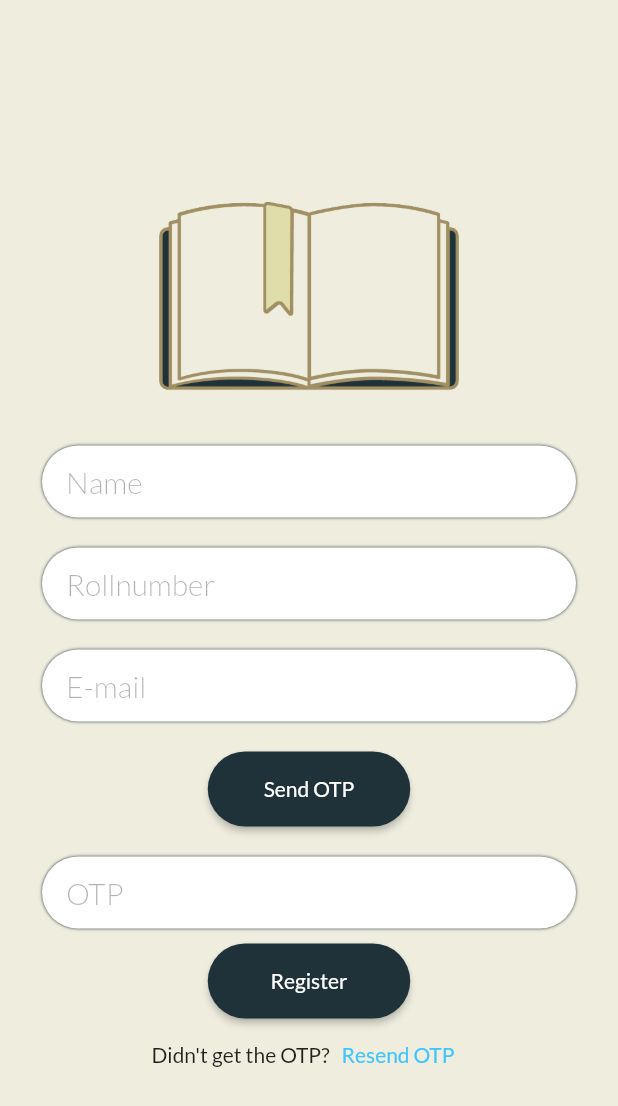
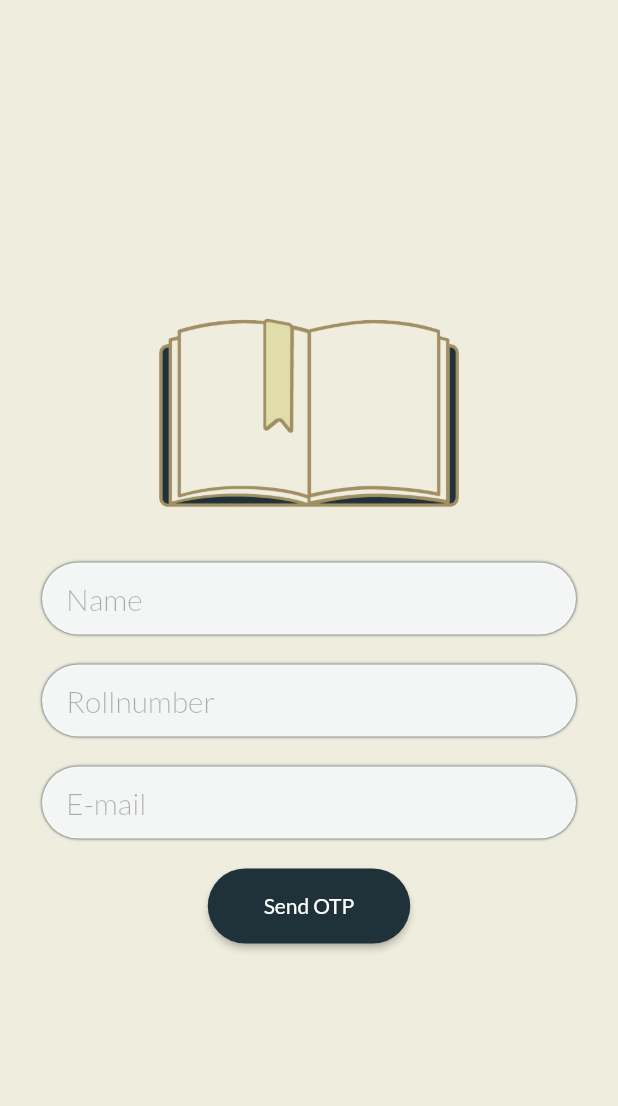
Before and after one commit to TheLameOne/timetable, a Flutter app: the screen it shows after launch, on a phone screen of 412 x 824 dp. Shown: the top 1106 px of the screen. Run offline on Flutter 3.47's test engine with Material 2 defaults, Android fonts, the phone set to English and light mode, and no system bars; our stand-ins replace google_fonts.

```diff
--- a/lib/custom/textfield.dart
+++ b/lib/custom/textfield.dart
@@ -51,7 +51,7 @@ class CustomTextField extends StatelessWidget {
               )
             : BoxDecoration(
                 borderRadius: BorderRadius.circular(32),
-                color: Colors.white,
+                color: Color.fromARGB(242, 255, 255, 255),
                 boxShadow: [
                     BoxShadow(
                       color: Styles.COLOR3,
--- a/lib/pages/LoginPage.dart
+++ b/lib/pages/LoginPage.dart
@@ -75,7 +75,10 @@ class _LoginPageState extends State<LoginPage> {
                   },
                   child: Text(
                     "Sign Up",
-                    style: TextStyle(color: Colors.lightBlueAccent),
+                    style: TextStyle(
+                      color: Colors.lightBlueAccent,
+                      //decoration: TextDecoration.underline
+                    ),
                   ),
                 )
               ]),
--- a/lib/pages/RegisterPage.dart
+++ b/lib/pages/RegisterPage.dart
@@ -13,6 +13,7 @@ class RegisterPage extends StatefulWidget {
 }
 
 class _RegisterPage extends State<RegisterPage> {
+  bool show = false;
   @override
   Widget build(BuildContext context) {
     return Scaffold(
@@ -62,7 +63,18 @@ class _RegisterPage extends State<RegisterPage> {
               SizedBox(
                 height: 20,
               ),
-              CustomButton(text: "Send OTP", onPressed: () {}),
+              CustomButton(
+                  text: "Send OTP",
+                  onPressed: () {
+                    // showDialog(
+                    //     context: context,
+                    //     builder: (BuildContext context) => AlertDialog(
+                    //           title: Text("Harsh"),
+                    //         ));
+                    setState(() {
+                      show = true;
+                    });
+                  }),
               SizedBox(
                 height: 20,
               ),
@@ -72,6 +84,8 @@ class _RegisterPage extends State<RegisterPage> {
               //       "Send OTP",
               //       style: TextStyle(fontSize: 16, color: Styles.COLOR4),
               //     )),
+              (show)
+                  ? Column(children: [
                       CustomTextField(
                         labelText: "Enter OTP",
                         hintText: "OTP",
@@ -86,21 +100,24 @@ class _RegisterPage extends State<RegisterPage> {
                       CustomButton(
                           text: "Register",
                           onPressed: () {
-                    Navigator.push(context,
-                        MaterialPageRoute(builder: (context) => LoginPage()));
+                            Navigator.push(
+                                context,
+                                MaterialPageRoute(
+                                    builder: (context) => LoginPage()));
                           }),
-              Row(mainAxisAlignment: MainAxisAlignment.center, children: [
+                      Row(
+                        mainAxisAlignment: MainAxisAlignment.center,
+                        children: [
                           Text("Didn't get the OTP?"),
                           TextButton(
                               onPressed: () {},
-                  child: Text(
-                    "Resend OTP",
-                    style: TextStyle(
-                      color: Colors.lightBlueAccent,
-                    ),
-                  ),
+                              child: Text("Resend OTP",
+                                  style:
+                                      TextStyle(color: Colors.lightBlueAccent)))
+                        ],
                       )
-              ]),
+                    ])
+                  : const SizedBox.shrink(),
             ],
           ),
         ),
```
Also changed, not shown: lib/custom/dialog.dart (added, +29 -0 lines). Lines whose indentation alone changed are shown as unchanged.
